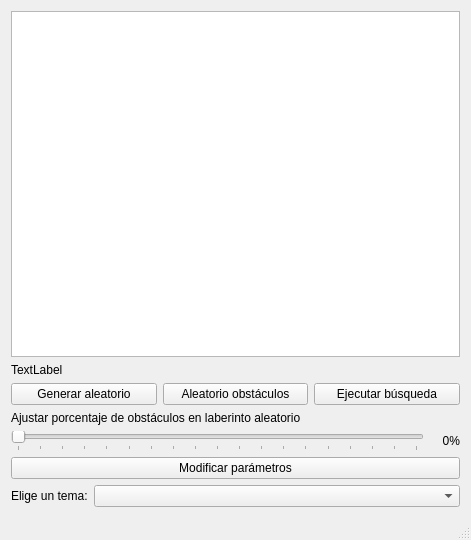
Before: the Qt Designer form Implementación Gráfica 1/hp_mdl/ventanaprincipal.ui in Rafaherrero/ia, drawn with Qt 5.
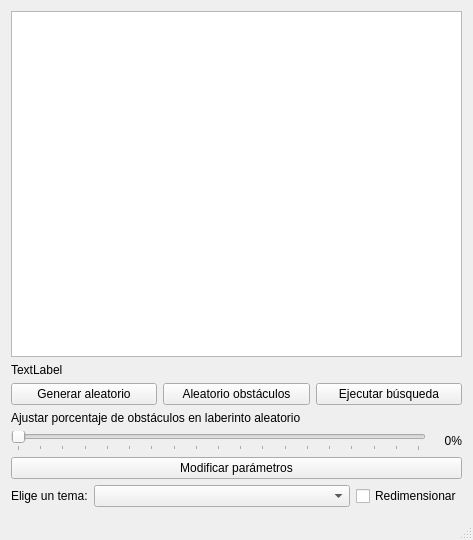
After: the same form once the commit is applied.

The edit to the form file:
```diff
--- a/Implementación Gráfica 1/hp_mdl/ventanaprincipal.ui
+++ b/Implementación Gráfica 1/hp_mdl/ventanaprincipal.ui
@@ -6,7 +6,7 @@
    <rect>
     <x>0</x>
     <y>0</y>
-    <width>471</width>
+    <width>473</width>
     <height>540</height>
    </rect>
   </property>
@@ -222,6 +222,16 @@
         </property>
        </widget>
       </item>
+      <item>
+       <widget class="QCheckBox" name="checkBox">
+        <property name="text">
+         <string>Redimensionar</string>
+        </property>
+        <property name="tristate">
+         <bool>false</bool>
+        </property>
+       </widget>
+      </item>
      </layout>
     </item>
    </layout>
```
Left out of the diff: 2 changed lines with no effect on the pictures.
